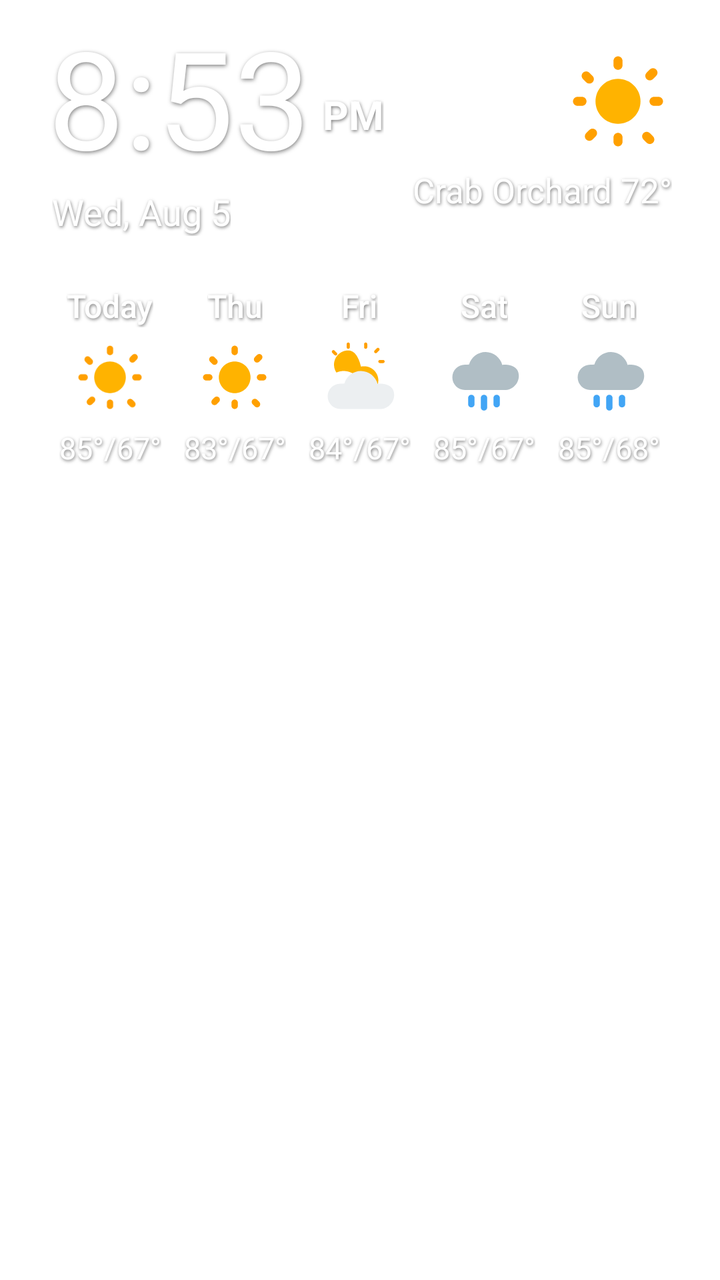
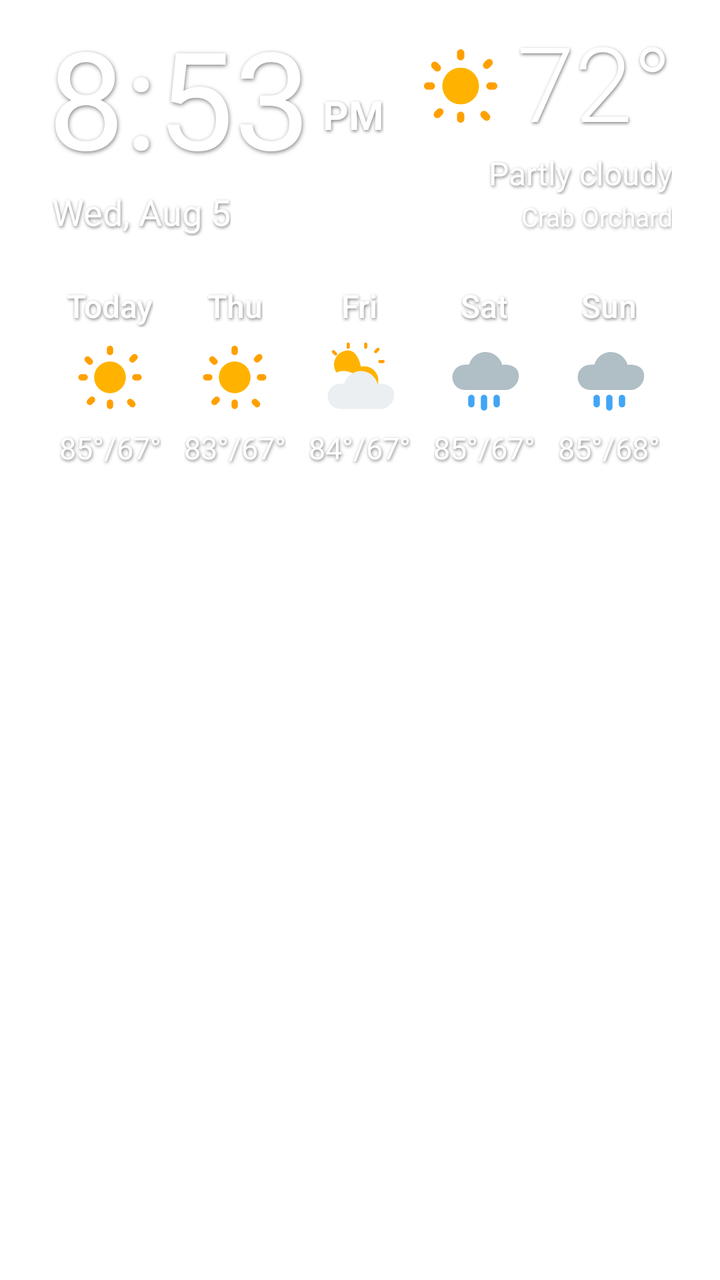

An Android layout rendered at two revisions. The XML below is the earlier revision; the diff shows what the commit changed to produce the second picture.
<!-- AndroidManifest.xml: application theme Theme.AngelLauncher -->
<!-- res/layout/header_weather_widget.xml -->
<?xml version="1.0" encoding="utf-8"?>
<LinearLayout xmlns:android="http://schemas.android.com/apk/res/android"
    android:id="@+id/weatherWidgetContainer"
    android:layout_width="match_parent"
    android:layout_height="wrap_content"
    android:orientation="vertical"
    android:paddingTop="12dp"
    android:paddingBottom="12dp"
    android:paddingHorizontal="24dp"
    android:clipToPadding="false">

    
    <RelativeLayout
        android:layout_width="match_parent"
        android:layout_height="wrap_content">
        
        
        <LinearLayout
            android:layout_width="wrap_content"
            android:layout_height="wrap_content"
            android:orientation="vertical"
            android:layout_alignParentStart="true"
            android:layout_centerVertical="true">

            <LinearLayout
                android:layout_width="wrap_content"
                android:layout_height="wrap_content"
                android:orientation="horizontal"
                android:gravity="bottom">
                
                <TextView
                    android:id="@+id/clockText"
                    android:layout_width="wrap_content"
                    android:layout_height="wrap_content"
                    android:text="8:53"
                    android:textSize="68sp"
                    android:textColor="#FFFFFF"
                    android:shadowColor="#80000000"
                    android:shadowDx="1"
                    android:shadowDy="2"
                    android:shadowRadius="5"
                    android:includeFontPadding="false"
                    android:fontFamily="sans-serif" />
                
                <TextView
                    android:id="@+id/amPmText"
                    android:layout_width="wrap_content"
                    android:layout_height="wrap_content"
                    android:text="PM"
                    android:textSize="20sp"
                    android:textColor="#FFFFFF"
                    android:textStyle="bold"
                    android:shadowColor="#80000000"
                    android:shadowDx="1"
                    android:shadowDy="2"
                    android:shadowRadius="4"
                    android:layout_marginStart="6dp"
                    android:layout_marginBottom="10dp"
                    android:includeFontPadding="false" />
            </LinearLayout>

            <TextView
                android:id="@+id/dateText"
                android:layout_width="wrap_content"
                android:layout_height="wrap_content"
                android:text="Wed, Aug 5"
                android:textSize="18sp"
                android:textColor="#FFFFFF"
                android:shadowColor="#80000000"
                android:shadowDx="1"
                android:shadowDy="2"
                android:shadowRadius="4"
                android:layout_marginStart="2dp"
                android:layout_marginTop="2dp"
                android:fontFamily="sans-serif" />

        </LinearLayout>

        
        <LinearLayout
            android:id="@+id/weatherCurrentContainer"
            android:layout_width="wrap_content"
            android:layout_height="wrap_content"
            android:orientation="vertical"
            android:gravity="end"
            android:layout_alignParentEnd="true"
            android:layout_centerVertical="true">
            
            <ImageView
                android:id="@+id/weatherIconCurrent"
                android:layout_width="54dp"
                android:layout_height="54dp"
                android:src="@drawable/ic_weather_sunny"
                android:contentDescription="Weather Icon"
                android:layout_marginBottom="6dp" />
                
            <TextView
                android:id="@+id/weatherText"
                android:layout_width="wrap_content"
                android:layout_height="wrap_content"
                android:text="Crab Orchard 72°"
                android:textSize="17sp"
                android:textColor="#FFFFFF"
                android:shadowColor="#80000000"
                android:shadowDx="1"
                android:shadowDy="2"
                android:shadowRadius="4"
                android:fontFamily="sans-serif"
                android:gravity="end" />
        </LinearLayout>
    </RelativeLayout>

    
    <LinearLayout
        android:id="@+id/forecastContainer"
        android:layout_width="match_parent"
        android:layout_height="wrap_content"
        android:orientation="horizontal"
        android:layout_marginTop="24dp"
        android:weightSum="5">

        
        <LinearLayout
            android:id="@+id/forecastDay1Container"
            android:layout_width="0dp"
            android:layout_height="wrap_content"
            android:layout_weight="1"
            android:gravity="center"
            android:orientation="vertical">
            <TextView
                android:id="@+id/forecastDay1Name"
                android:layout_width="wrap_content"
                android:layout_height="wrap_content"
                android:text="Today"
                android:textColor="#FFFFFF"
                android:textSize="16sp"
                android:fontFamily="sans-serif-medium"
                android:shadowColor="#80000000"
                android:shadowDx="1"
                android:shadowDy="2"
                android:shadowRadius="4"/>
            <ImageView
                android:id="@+id/forecastDay1Icon"
                android:layout_width="38dp"
                android:layout_height="38dp"
                android:src="@drawable/ic_weather_sunny"
                android:contentDescription="Forecast Day 1"
                android:layout_marginTop="6dp"
                android:layout_marginBottom="6dp"/>
            <TextView
                android:id="@+id/forecastDay1Temp"
                android:layout_width="wrap_content"
                android:layout_height="wrap_content"
                android:text="85°/67°"
                android:textColor="#FFFFFF"
                android:textSize="15sp"
                android:fontFamily="sans-serif"
                android:shadowColor="#80000000"
                android:shadowDx="1"
                android:shadowDy="2"
                android:shadowRadius="4"/>
        </LinearLayout>
        
        
        <LinearLayout
            android:id="@+id/forecastDay2Container"
            android:layout_width="0dp"
            android:layout_height="wrap_content"
            android:layout_weight="1"
            android:gravity="center"
            android:orientation="vertical">
            <TextView
                android:id="@+id/forecastDay2Name"
                android:layout_width="wrap_content"
                android:layout_height="wrap_content"
                android:text="Thu"
                android:textColor="#FFFFFF"
                android:textSize="16sp"
                android:fontFamily="sans-serif-medium"
                android:shadowColor="#80000000"
                android:shadowDx="1"
                android:shadowDy="2"
                android:shadowRadius="4"/>
            <ImageView
                android:id="@+id/forecastDay2Icon"
                android:layout_width="38dp"
                android:layout_height="38dp"
                android:src="@drawable/ic_weather_sunny"
                android:contentDescription="Forecast Day 2"
                android:layout_marginTop="6dp"
                android:layout_marginBottom="6dp"/>
            <TextView
                android:id="@+id/forecastDay2Temp"
                android:layout_width="wrap_content"
                android:layout_height="wrap_content"
                android:text="83°/67°"
                android:textColor="#FFFFFF"
                android:textSize="15sp"
                android:fontFamily="sans-serif"
                android:shadowColor="#80000000"
                android:shadowDx="1"
                android:shadowDy="2"
                android:shadowRadius="4"/>
        </LinearLayout>

        
        <LinearLayout
            android:id="@+id/forecastDay3Container"
            android:layout_width="0dp"
            android:layout_height="wrap_content"
            android:layout_weight="1"
            android:gravity="center"
            android:orientation="vertical">
            <TextView
                android:id="@+id/forecastDay3Name"
                android:layout_width="wrap_content"
                android:layout_height="wrap_content"
                android:text="Fri"
                android:textColor="#FFFFFF"
                android:textSize="16sp"
                android:fontFamily="sans-serif-medium"
                android:shadowColor="#80000000"
                android:shadowDx="1"
                android:shadowDy="2"
                android:shadowRadius="4"/>
            <ImageView
                android:id="@+id/forecastDay3Icon"
                android:layout_width="38dp"
                android:layout_height="38dp"
                android:src="@drawable/ic_weather_partly_cloudy"
                android:contentDescription="Forecast Day 3"
                android:layout_marginTop="6dp"
                android:layout_marginBottom="6dp"/>
            <TextView
                android:id="@+id/forecastDay3Temp"
                android:layout_width="wrap_content"
                android:layout_height="wrap_content"
                android:text="84°/67°"
                android:textColor="#FFFFFF"
                android:textSize="15sp"
                android:fontFamily="sans-serif"
                android:shadowColor="#80000000"
                android:shadowDx="1"
                android:shadowDy="2"
                android:shadowRadius="4"/>
        </LinearLayout>

        
        <LinearLayout
            android:id="@+id/forecastDay4Container"
            android:layout_width="0dp"
            android:layout_height="wrap_content"
            android:layout_weight="1"
            android:gravity="center"
            android:orientation="vertical">
            <TextView
                android:id="@+id/forecastDay4Name"
                android:layout_width="wrap_content"
                android:layout_height="wrap_content"
                android:text="Sat"
                android:textColor="#FFFFFF"
                android:textSize="16sp"
                android:fontFamily="sans-serif-medium"
                android:shadowColor="#80000000"
                android:shadowDx="1"
                android:shadowDy="2"
                android:shadowRadius="4"/>
            <ImageView
                android:id="@+id/forecastDay4Icon"
                android:layout_width="38dp"
                android:layout_height="38dp"
                android:src="@drawable/ic_weather_rain"
                android:contentDescription="Forecast Day 4"
                android:layout_marginTop="6dp"
                android:layout_marginBottom="6dp"/>
            <TextView
                android:id="@+id/forecastDay4Temp"
                android:layout_width="wrap_content"
                android:layout_height="wrap_content"
                android:text="85°/67°"
                android:textColor="#FFFFFF"
                android:textSize="15sp"
                android:fontFamily="sans-serif"
                android:shadowColor="#80000000"
                android:shadowDx="1"
                android:shadowDy="2"
                android:shadowRadius="4"/>
        </LinearLayout>

        
        <LinearLayout
            android:id="@+id/forecastDay5Container"
            android:layout_width="0dp"
            android:layout_height="wrap_content"
            android:layout_weight="1"
            android:gravity="center"
            android:orientation="vertical">
            <TextView
                android:id="@+id/forecastDay5Name"
                android:layout_width="wrap_content"
                android:layout_height="wrap_content"
                android:text="Sun"
                android:textColor="#FFFFFF"
                android:textSize="16sp"
                android:fontFamily="sans-serif-medium"
                android:shadowColor="#80000000"
                android:shadowDx="1"
                android:shadowDy="2"
                android:shadowRadius="4"/>
            <ImageView
                android:id="@+id/forecastDay5Icon"
                android:layout_width="38dp"
                android:layout_height="38dp"
                android:src="@drawable/ic_weather_rain"
                android:contentDescription="Forecast Day 5"
                android:layout_marginTop="6dp"
                android:layout_marginBottom="6dp"/>
            <TextView
                android:id="@+id/forecastDay5Temp"
                android:layout_width="wrap_content"
                android:layout_height="wrap_content"
                android:text="85°/68°"
                android:textColor="#FFFFFF"
                android:textSize="15sp"
                android:fontFamily="sans-serif"
                android:shadowColor="#80000000"
                android:shadowDx="1"
                android:shadowDy="2"
                android:shadowRadius="4"/>
        </LinearLayout>
    </LinearLayout>

</LinearLayout>
<!-- resources referenced by this layout -->
<resources>
  <!-- drawable ic_weather_rain (drawable) -->
  <?xml version="1.0" encoding="utf-8"?>
  <vector xmlns:android="http://schemas.android.com/apk/res/android"
      android:width="48dp"
      android:height="48dp"
      android:viewportWidth="24"
      android:viewportHeight="24">
      
      <path
          android:fillColor="#B0BEC5"
          android:pathData="M18.5,8c-0.25,0 -0.49,0.03 -0.72,0.08C17.15,5.75 15.02,4 12.5,4c-2.45,0 -4.54,1.66 -5.22,3.95C6.88,7.97 6.45,8 6,8c-2.21,0 -4,1.79 -4,4s1.79,4 4,4h12.5c2.48,0 4.5,-2.02 4.5,-4.5S20.98,8 18.5,8z"/>
      
      <path
          android:fillColor="#42A5F5"
          android:pathData="M8,17.5c-0.55,0 -1,0.45 -1,1v2c0,0.55 0.45,1 1,1s1,-0.45 1,-1v-2c0,-0.55 -0.45,-1 -1,-1zM12,17.5c-0.55,0 -1,0.45 -1,1v3c0,0.55 0.45,1 1,1s1,-0.45 1,-1v-3c0,-0.55 -0.45,-1 -1,-1zM16,17.5c-0.55,0 -1,0.45 -1,1v2c0,0.55 0.45,1 1,1s1,-0.45 1,-1v-2c0,-0.55 -0.45,-1 -1,-1z"/>
  </vector>
  <!-- drawable ic_weather_sunny (drawable) -->
  <?xml version="1.0" encoding="utf-8"?>
  <vector xmlns:android="http://schemas.android.com/apk/res/android"
      android:width="48dp"
      android:height="48dp"
      android:viewportWidth="24"
      android:viewportHeight="24">
      
      <path
          android:fillColor="#FFB300"
          android:pathData="M12,7c-2.76,0 -5,2.24 -5,5s2.24,5 5,5 5,-2.24 5,-5 -2.24,-5 -5,-5z"/>
      
      <path
          android:fillColor="#FFA000"
          android:pathData="M12,2c0.55,0 1,0.45 1,1v1c0,0.55 -0.45,1 -1,1s-1,-0.45 -1,-1V3c0,-0.55 0.45,-1 1,-1zM12,19c0.55,0 1,0.45 1,1v1c0,0.55 -0.45,1 -1,1s-1,-0.45 -1,-1v-1c0,-0.55 0.45,-1 1,-1zM4.22,5.64c0.39,-0.39 1.02,-0.39 1.41,0l0.71,0.71c0.39,0.39 0.39,1.02 0,1.41 -0.39,0.39 -1.02,0.39 -1.41,0L4.22,7.05c-0.39,-0.39 -0.39,-1.02 0,-1.41zM17.66,19.07c0.39,-0.39 1.02,-0.39 1.41,0l0.71,0.71c0.39,0.39 0.39,1.02 0,1.41 -0.39,0.39 -1.02,0.39 -1.41,0l-0.71,-0.71c-0.39,-0.39 -0.39,-1.02 0,-1.41zM2,12c0,-0.55 0.45,-1 1,-1h1c0.55,0 1,0.45 1,1s-0.45,1 -1,1H3c-0.55,0 -1,-0.45 -1,-1zM19,12c0,-0.55 0.45,-1 1,-1h1c0.55,0 1,0.45 1,1s-0.45,1 -1,1h-1c-0.55,0 -1,-0.45 -1,-1zM5.64,18.36c0.39,-0.39 1.02,-0.39 1.41,0 0.39,0.39 0.39,1.02 0,1.41l-0.71,0.71c-0.39,0.39 -1.02,0.39 -1.41,0 -0.39,-0.39 -0.39,-1.02 0,-1.41l0.71,-0.71zM19.07,4.93c0.39,-0.39 1.02,-0.39 1.41,0 0.39,0.39 0.39,1.02 0,1.41l-0.71,0.71c-0.39,0.39 -1.02,0.39 -1.41,0 -0.39,-0.39 -0.39,-1.02 0,-1.41l0.71,-0.71z"/>
  </vector>
  <style name="Theme.AngelLauncher" parent="android:Theme.DeviceDefault.Wallpaper.NoTitleBar">
          <item name="android:windowBackground">@android:color/transparent</item>
          <item name="android:colorBackgroundCacheHint">@null</item>
          <item name="android:windowShowWallpaper">true</item>
          <item name="android:navigationBarColor">@android:color/transparent</item>
          <item name="android:statusBarColor">@android:color/transparent</item>
          <item name="android:windowDrawsSystemBarBackgrounds">true</item>
      </style>
  <!-- unchanged entries left out for length: 1 -->
</resources>

<!-- the commit's change to res/layout/header_weather_widget.xml (unified diff, before → after) -->
@@ -86,21 +86,59 @@
             android:layout_alignParentEnd="true"
             android:layout_centerVertical="true">
             
-            <ImageView
-                android:id="@+id/weatherIconCurrent"
-                android:layout_width="54dp"
-                android:layout_height="54dp"
-                android:src="@drawable/ic_weather_sunny"
-                android:contentDescription="Weather Icon"
-                android:layout_marginBottom="6dp" />
-                
+            <LinearLayout
+                android:layout_width="wrap_content"
+                android:layout_height="wrap_content"
+                android:orientation="horizontal"
+                android:gravity="center_vertical">
+
+                <ImageView
+                    android:id="@+id/weatherIconCurrent"
+                    android:layout_width="44dp"
+                    android:layout_height="44dp"
+                    android:src="@drawable/ic_weather_sunny"
+                    android:contentDescription="Weather Icon"
+                    android:layout_marginEnd="6dp" />
+
+                <TextView
+                    android:id="@+id/weatherTempText"
+                    android:layout_width="wrap_content"
+                    android:layout_height="wrap_content"
+                    android:text="72°"
+                    android:textSize="52sp"
+                    android:textColor="#FFFFFF"
+                    android:shadowColor="#80000000"
+                    android:shadowDx="1"
+                    android:shadowDy="2"
+                    android:shadowRadius="4"
+                    android:fontFamily="sans-serif-light"
+                    android:includeFontPadding="false" />
+            </LinearLayout>
+
+            <TextView
+                android:id="@+id/weatherConditionText"
+                android:layout_width="wrap_content"
+                android:layout_height="wrap_content"
+                android:layout_marginTop="2dp"
+                android:text="Partly cloudy"
+                android:textSize="16sp"
+                android:textColor="#FFFFFF"
+                android:shadowColor="#80000000"
+                android:shadowDx="1"
+                android:shadowDy="2"
+                android:shadowRadius="4"
+                android:fontFamily="sans-serif"
+                android:gravity="end" />
+
             <TextView
                 android:id="@+id/weatherText"
                 android:layout_width="wrap_content"
                 android:layout_height="wrap_content"
-                android:text="Crab Orchard 72°"
-                android:textSize="17sp"
-                android:textColor="#FFFFFF"
+                android:layout_marginTop="2dp"
+                android:text="Crab Orchard"
+                android:textSize="13sp"
+                android:textColor="#FFFFFF"
+                android:alpha="0.8"
                 android:shadowColor="#80000000"
                 android:shadowDx="1"
                 android:shadowDy="2"
@@ -159,6 +197,16 @@
                 android:shadowDx="1"
                 android:shadowDy="2"
                 android:shadowRadius="4"/>
+            <TextView
+                android:id="@+id/forecastDay1Precip"
+                android:layout_width="wrap_content"
+                android:layout_height="wrap_content"
+                android:text=""
+                android:textColor="#FFFFFF"
+                android:alpha="0.85"
+                android:textSize="12sp"
+                android:fontFamily="sans-serif"
+                android:visibility="invisible"/>
         </LinearLayout>
         
         
@@ -201,6 +249,16 @@
                 android:shadowDx="1"
                 android:shadowDy="2"
                 android:shadowRadius="4"/>
+            <TextView
+                android:id="@+id/forecastDay2Precip"
+                android:layout_width="wrap_content"
+                android:layout_height="wrap_content"
+                android:text=""
+                android:textColor="#FFFFFF"
+                android:alpha="0.85"
+                android:textSize="12sp"
+                android:fontFamily="sans-serif"
+                android:visibility="invisible"/>
         </LinearLayout>
 
         
@@ -243,6 +301,16 @@
                 android:shadowDx="1"
                 android:shadowDy="2"
                 android:shadowRadius="4"/>
+            <TextView
+                android:id="@+id/forecastDay3Precip"
+                android:layout_width="wrap_content"
+                android:layout_height="wrap_content"
+                android:text=""
+                android:textColor="#FFFFFF"
+                android:alpha="0.85"
+                android:textSize="12sp"
+                android:fontFamily="sans-serif"
+                android:visibility="invisible"/>
         </LinearLayout>
 
         
@@ -285,6 +353,16 @@
                 android:shadowDx="1"
                 android:shadowDy="2"
                 android:shadowRadius="4"/>
+            <TextView
+                android:id="@+id/forecastDay4Precip"
+                android:layout_width="wrap_content"
+                android:layout_height="wrap_content"
+                android:text=""
+                android:textColor="#FFFFFF"
+                android:alpha="0.85"
+                android:textSize="12sp"
+                android:fontFamily="sans-serif"
+                android:visibility="invisible"/>
         </LinearLayout>
 
         
@@ -327,6 +405,16 @@
                 android:shadowDx="1"
                 android:shadowDy="2"
                 android:shadowRadius="4"/>
+            <TextView
+                android:id="@+id/forecastDay5Precip"
+                android:layout_width="wrap_content"
+                android:layout_height="wrap_content"
+                android:text=""
+                android:textColor="#FFFFFF"
+                android:alpha="0.85"
+                android:textSize="12sp"
+                android:fontFamily="sans-serif"
+                android:visibility="invisible"/>
         </LinearLayout>
     </LinearLayout>
 
